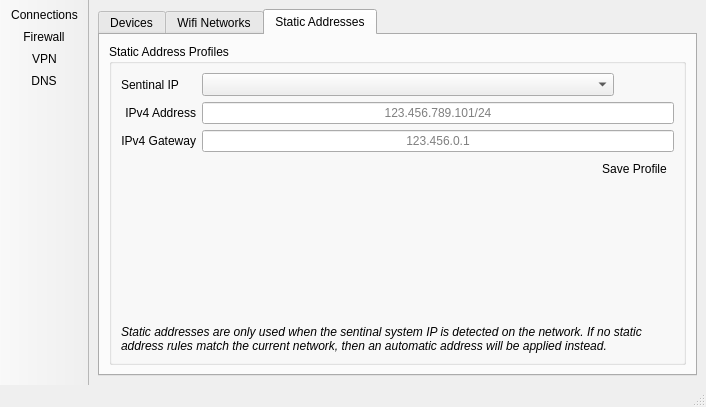
Qt form src-qt5/networkmgr/mainUI.ui (project-trident/trident-utilities) before a commit.
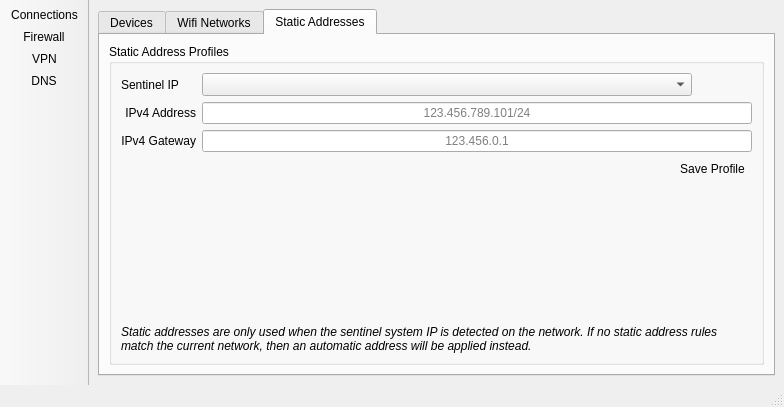
The same form after that commit. The open tabs and pages were chosen to show the change. Icons and pictures are not drawn.

Commit message: Fix a mis-spelling in the UI label

Patch:
```diff
--- a/src-qt5/networkmgr/mainUI.ui
+++ b/src-qt5/networkmgr/mainUI.ui
@@ -6,7 +6,7 @@
    <rect>
     <x>0</x>
     <y>0</y>
-    <width>706</width>
+    <width>784</width>
     <height>407</height>
    </rect>
   </property>
@@ -345,7 +345,7 @@
                  <item row="0" column="0">
                   <widget class="QLabel" name="label_8">
                    <property name="text">
-                    <string>Sentinal IP</string>
+                    <string>Sentinel IP</string>
                    </property>
                   </widget>
                  </item>
@@ -515,7 +515,7 @@
                   </font>
                  </property>
                  <property name="text">
-                  <string>&lt;html&gt;&lt;head/&gt;&lt;body&gt;&lt;p&gt;Static addresses are only used when the sentinal system IP is detected on the network. If no static address rules match the current network, then an automatic address will be applied instead.&lt;/p&gt;&lt;/body&gt;&lt;/html&gt;</string>
+                  <string>&lt;html&gt;&lt;head/&gt;&lt;body&gt;&lt;p&gt;Static addresses are only used when the sentinel system IP is detected on the network. If no static address rules match the current network, then an automatic address will be applied instead.&lt;/p&gt;&lt;/body&gt;&lt;/html&gt;</string>
                  </property>
                  <property name="wordWrap">
                   <bool>true</bool>
```
Left out of the diff: 2 changed lines with no effect on the pictures.
